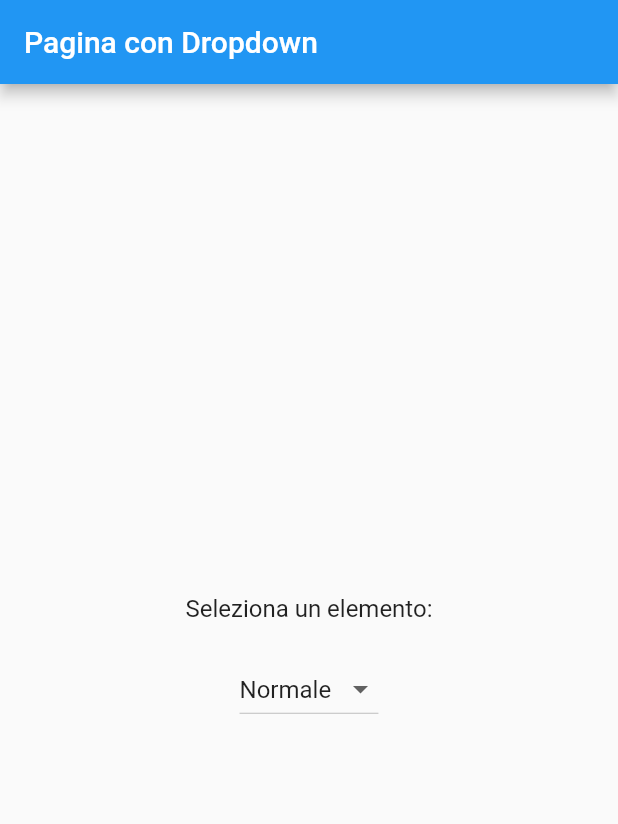
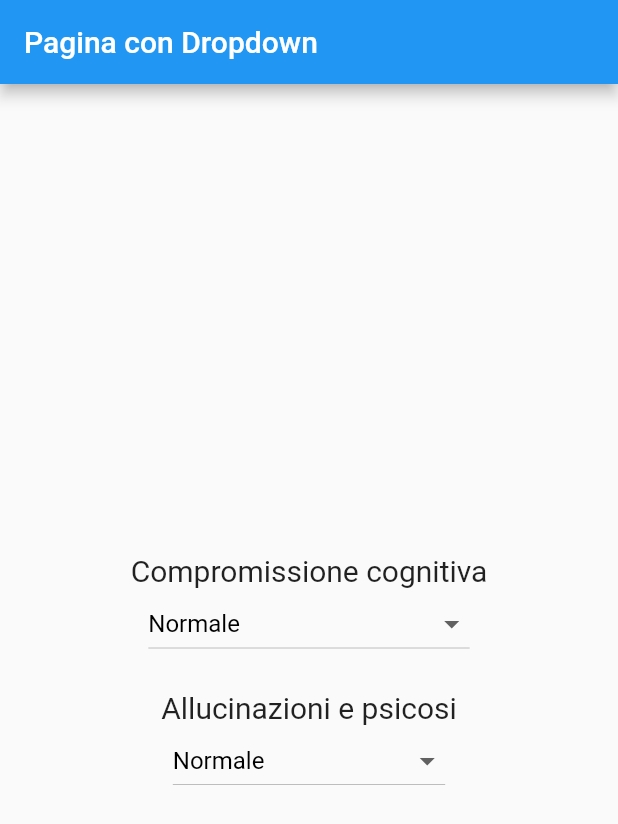
Before and after one commit to maxdevis/resettami, a Flutter app: the screen it shows after launch, on a phone screen of 412 x 824 dp. Shown: the top 824 px of the screen. Run offline on Flutter 3.47's test engine with Material 2 defaults, Android fonts, the phone set to English and light mode, and no system bars; our stand-ins replace connectivity_plus, device_preview, fl_chart, flutter_secure_storage, flutter_smart_dialog, flutter_svg and 5 more.

Commit message:
modfiche varie 3

```diff
--- a/lib/Screens/test2.dart
+++ b/lib/Screens/test2.dart
@@ -3,17 +3,24 @@ import 'package:speech_to_text/speech_to_text.dart';
 import 'package:speech_to_text/speech_recognition_error.dart';
 import 'package:speech_to_text/speech_recognition_result.dart';
 
-class testScreen2 extends StatefulWidget {
+class TestScreen2 extends StatefulWidget {
   @override
-  testStateScreen2 createState() => testStateScreen2();
+  _TestStateScreen2 createState() => _TestStateScreen2();
 }
 
-class testStateScreen2 extends State<testScreen2> {
-  late MyItem _selectedItem;
+class _TestStateScreen2 extends State<TestScreen2> {
+  late MyItem _selectedItemCompCogn;
+  late MyItem _selectedItemAllPsicosi;
   final SpeechToText _speechToText = SpeechToText();
   bool _speechEnabled = false;
   bool _speechAvailable = false;
-  String _currentWords = '';
+  bool _placeHolderComp = false;
+  bool _placeHolderPsicosi = false;
+  final String _textCompCogn = "Compromissione cognitiva";
+  final String _textAllPsico = "Allucinazioni e psicosi";
+  Color _dropdownBackgroundColor = Colors.white;
+  Color _dropdownTextColor = Colors.black;
+
   final String _selectedLocaleId = 'it_IT';
   final List<MyItem> _dropdownItems = [
     MyItem(value: '0', text: 'Normale'),
@@ -35,12 +42,27 @@ class testStateScreen2 extends State<testScreen2> {
     'mod'
   ];
 
+  final List<String> _vcPhCompCogn = [
+    'Compromissione cognitiva',
+    'Compromissione',
+    'cognitiva',
+    'comporo', 'cogni'
+  ];
+
+  final List<String> _vcPhAllPsicosi = [
+    'Allucinazioni e psicosi',
+    'allucinazioni',
+    'psicosi',
+    'alluc'
+  ];
+
   bool _isListening = false;
 
   @override
   void initState() {
     super.initState();
-    _selectedItem = _dropdownItems[0];
+    _selectedItemCompCogn = _dropdownItems[0];
+    _selectedItemAllPsicosi = _dropdownItems[0];
     _initSpeech();
   }
 
@@ -60,26 +82,59 @@ class testStateScreen2 extends State<testScreen2> {
         child: Column(
           mainAxisAlignment: MainAxisAlignment.center,
           children: <Widget>[
-            const Text(
-              'Seleziona un elemento:',
-              style: TextStyle(fontSize: 16),
-            ),
             const SizedBox(height: 20),
+            Text(_textCompCogn, style: TextStyle(fontSize: 20, fontWeight: _placeHolderComp ? FontWeight.bold : FontWeight.normal),),
             DropdownButton<MyItem?>(
-              value: _selectedItem,
+              hint: Text(_textCompCogn),
+              value: _selectedItemCompCogn,
               onChanged: (MyItem? newValue) async {
                 setState(() {
-                  _selectedItem = newValue!;
-                  _currentWords = "";
+                  _selectedItemCompCogn = newValue!;
+                  _dropdownBackgroundColor = getDropdownBackgroundColor(_selectedItemCompCogn);
+                  _dropdownTextColor = getDropdownTextColor(_selectedItemCompCogn);
                 });
                 if (newValue != null) {
                   await _stopAndStart();
                 }
               },
+              dropdownColor: _dropdownBackgroundColor,
               items: _dropdownItems.map((MyItem item) {
                 return DropdownMenuItem<MyItem?>(
                   value: item,
-                  child: Text(item.text),
+                  child: Text(
+                    item.text,
+                    style: TextStyle(
+                      color: item == _selectedItemCompCogn ? _dropdownTextColor : Colors.black,
+                    ),
+                  ),
+                );
+              }).toList(),
+            ),
+            const SizedBox(height: 20),
+            Text(_textAllPsico, style: TextStyle(fontSize: 20, fontWeight: _placeHolderPsicosi ? FontWeight.bold : FontWeight.normal),),
+            DropdownButton<MyItem?>(
+              hint: Text(_textAllPsico),
+              value: _selectedItemAllPsicosi,
+              onChanged: (MyItem? newValue) async {
+                setState(() {
+                  _selectedItemAllPsicosi = newValue!;
+                  _dropdownBackgroundColor = getDropdownBackgroundColor(_selectedItemAllPsicosi);
+                  _dropdownTextColor = getDropdownTextColor(_selectedItemAllPsicosi);
+                });
+                if (newValue != null) {
+                  await _stopAndStart();
+                }
+              },
+              dropdownColor: _dropdownBackgroundColor,
+              items: _dropdownItems.map((MyItem item) {
+                return DropdownMenuItem<MyItem?>(
+                  value: item,
+                  child: Text(
+                    item.text,
+                    style: TextStyle(
+                      color: item == _selectedItemAllPsicosi ? _dropdownTextColor : Colors.black,
+                    ),
+                  ),
                 );
               }).toList(),
             ),
@@ -87,6 +142,34 @@ class testStateScreen2 extends State<testScreen2> {
         ),
       ),
     );
+  }
+
+  Color getDropdownBackgroundColor(MyItem item){
+    switch(item.value){
+      case '1':
+        return Colors.green;
+      case '2':
+        return Colors.yellow;
+      case '3':
+        return Colors.orange;
+      case '4':
+        return Colors.red;
+      default:
+        return Colors.white;
+    }
+  }
+
+  Color getDropdownTextColor(MyItem item){
+    switch(item.value){
+      case '1':
+      case '2':
+      case '3':
+        return Colors.black;
+      case '4':
+        return Colors.white;
+      default:
+        return Colors.black;
+    }
   }
 
   bool containsAnyWord(String input, List<String> words) {
@@ -98,12 +181,16 @@ class testStateScreen2 extends State<testScreen2> {
     return false;
   }
 
-  Future _selectItemWithVoice(String voiceInput) async {
+  Future<void> _selectItemWithVoice(String voiceInput) async {
     for (MyItem item in _dropdownItems) {
       if (item.text.toLowerCase().contains(voiceInput.toLowerCase())) {
         setState(() {
-          _currentWords = item.text;
-          _selectedItem = item;
+          if (_placeHolderComp) {
+            _selectedItemCompCogn = item;
+          }
+          if (_placeHolderPsicosi) {
+            _selectedItemAllPsicosi = item;
+          }
         });
         break;
       }
@@ -119,7 +206,6 @@ class testStateScreen2 extends State<testScreen2> {
     debugPrint("status $status");
     if (status == "done" && _speechEnabled) {
       setState(() {
-        _currentWords = "";
         _speechEnabled = false;
       });
       await _startListening();
@@ -139,7 +225,7 @@ class testStateScreen2 extends State<testScreen2> {
     setState(() {});
   }
 
-  Future _startListening() async {
+  Future<void> _startListening() async {
     debugPrint("=================================================");
     if (!_isListening) {
       try {
@@ -161,7 +247,7 @@ class testStateScreen2 extends State<testScreen2> {
     }
   }
 
-  Future _stopListening() async {
+  Future<void> _stopListening() async {
     if (_isListening) {
       setState(() {
         _speechEnabled = false;
@@ -172,15 +258,42 @@ class testStateScreen2 extends State<testScreen2> {
   }
 
   Future _onSpeechResult(SpeechRecognitionResult result) async {
-    final recognizedWords = result.recognizedWords;
-    if (_currentWords.toLowerCase() != recognizedWords.toLowerCase() &&
-        containsAnyWord(recognizedWords.toLowerCase(), _vocabolario)) {
-      _selectItemWithVoice(recognizedWords);
+    try {
+      final recognizedWords = result.recognizedWords;
+
+      if (!_placeHolderComp) {
+        if (containsAnyWord(recognizedWords.toLowerCase(), _vcPhCompCogn)) {
+          setState(() {
+            _placeHolderPsicosi = false;
+            _placeHolderComp = true;
+          });
+          return;
+        }
+      }
+
+      if (!_placeHolderPsicosi) {
+        if (containsAnyWord(recognizedWords.toLowerCase(), _vcPhAllPsicosi)) {
+          _selectItemWithVoice(recognizedWords);
+          setState(() {
+            _placeHolderPsicosi = true;
+            _placeHolderComp = false;
+          });
+          return;
+        }
+      }
+
+      if(_placeHolderComp || _placeHolderPsicosi){
+        _selectItemWithVoice(recognizedWords);
+      }
+
+    } catch (e) {
+      debugPrint(e.toString());
+    } finally {
       await _stopAndStart();
     }
   }
 
-  Future _stopAndStart() async {
+  Future<void> _stopAndStart() async {
     await _stopListening();
     await Future.delayed(const Duration(milliseconds: 200));
     await _startListening();
--- a/lib/main.dart
+++ b/lib/main.dart
@@ -27,7 +27,7 @@ class MyApp extends StatelessWidget {
       theme: ThemeData.light(),
       darkTheme: ThemeData.dark(),
       navigatorKey: navigatorKey,
-      home: testScreen2(),
+      home: TestScreen2(),
       navigatorObservers: [FlutterSmartDialog.observer],
       debugShowCheckedModeBanner: false,
       initialRoute: '/',
```
